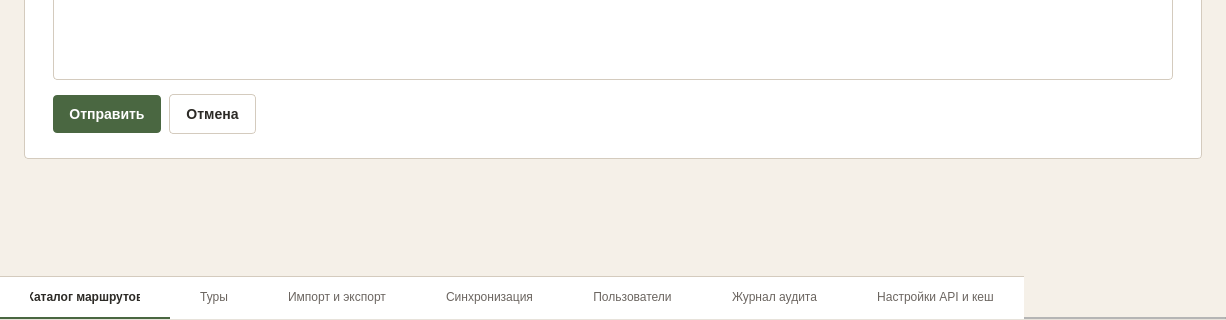
nikolas-po/legends_parma, file ui/windows/add_review_window.ui: the form before one commit; both pictures show x 0 to 1226 and y 326 to 646 of the 1226 by 646 pixel window.
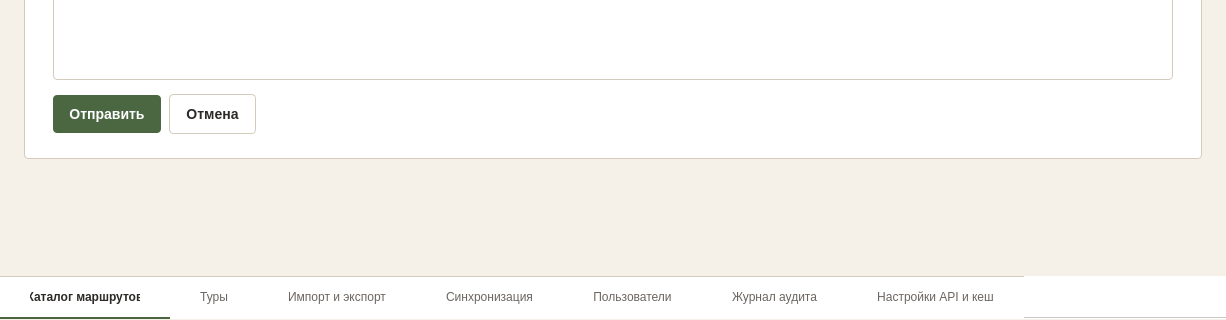
The form after the commit. Icons and pictures are not drawn.

The edit to the form file:
```diff
--- a/ui/windows/add_review_window.ui
+++ b/ui/windows/add_review_window.ui
@@ -218,7 +218,7 @@
       <property name="currentIndex"><number>0</number></property>
       <property name="usesScrollButtons"><bool>false</bool></property>
       <property name="tabsClosable"><bool>false</bool></property>
-      <property name="drawBase" stdset="0"><bool>false</bool></property>
+      <property name="documentMode"><bool>true</bool></property>
       <widget class="QWidget" name="tab_8"><attribute name="title"><string>Каталог маршрутов</string></attribute></widget>
       <widget class="QWidget" name="tab_9"><attribute name="title"><string>Туры</string></attribute></widget>
       <widget class="QWidget" name="tab_10"><attribute name="title"><string>Импорт и экспорт</string></attribute></widget>
```
Left out of the diff: 11 changed lines with no effect on the pictures.
